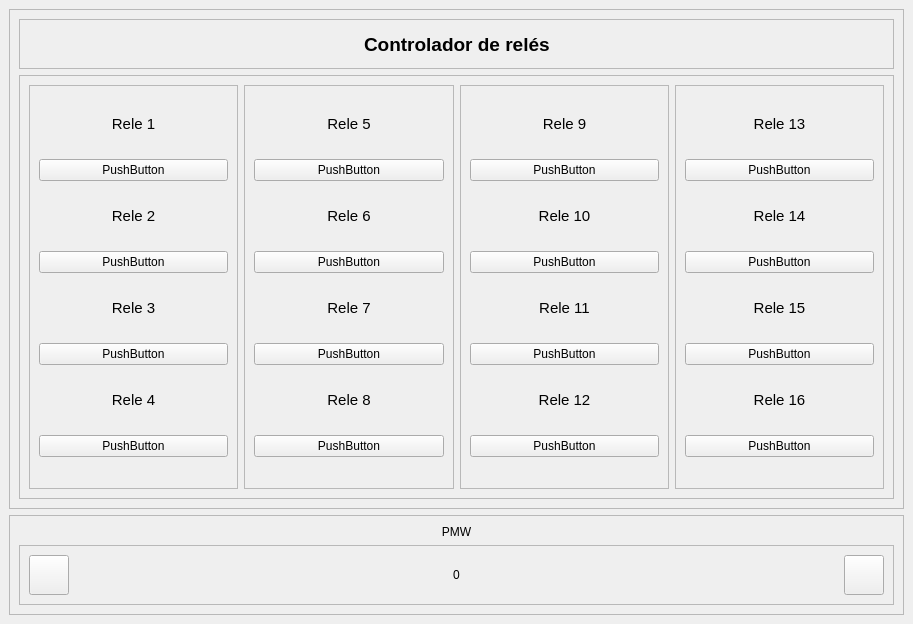
Old version of the form main.ui in the repository KarlaD10/rele_controller.
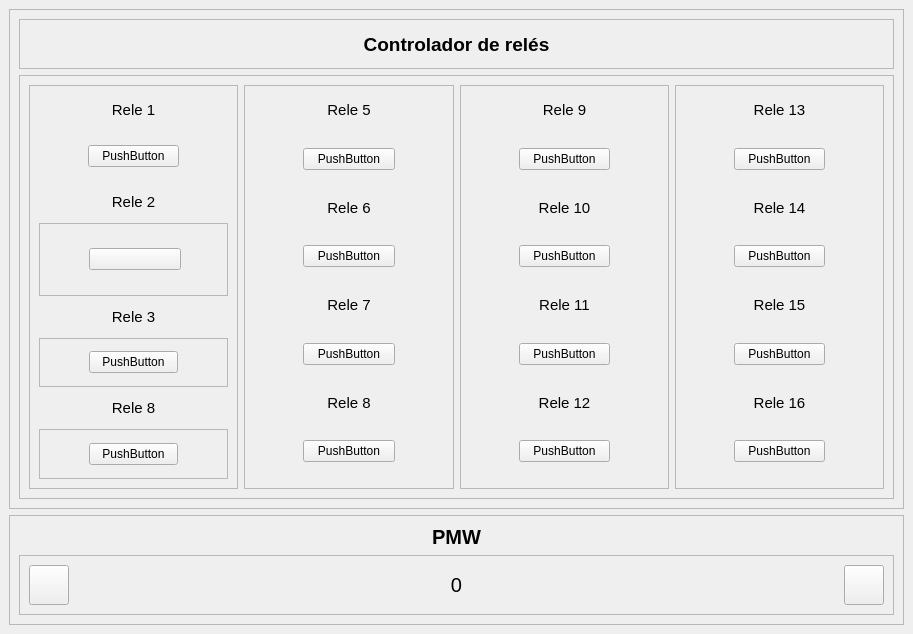
New version of the form. Icons and pictures are not drawn.

Commit message: Py_toggle button

```diff
--- a/main.ui
+++ b/main.ui
@@ -7,7 +7,7 @@
     <x>0</x>
     <y>0</y>
     <width>913</width>
-    <height>609</height>
+    <height>623</height>
    </rect>
   </property>
   <property name="windowTitle">
@@ -48,19 +48,6 @@
           <enum>QFrame::Raised</enum>
          </property>
          <layout class="QHBoxLayout" name="horizontalLayout_2">
-          <item>
-           <spacer name="horizontalSpacer">
-            <property name="orientation">
-             <enum>Qt::Horizontal</enum>
-            </property>
-            <property name="sizeHint" stdset="0">
-             <size>
-              <width>370</width>
-              <height>20</height>
-             </size>
-            </property>
-           </spacer>
-          </item>
           <item>
            <widget class="QLabel" name="label">
             <property name="font">
@@ -74,21 +61,11 @@
             <property name="text">
              <string>Controlador de relés</string>
             </property>
+            <property name="alignment">
+             <set>Qt::AlignCenter</set>
+            </property>
            </widget>
           </item>
-          <item>
-           <spacer name="horizontalSpacer_2">
-            <property name="orientation">
-             <enum>Qt::Horizontal</enum>
-            </property>
-            <property name="sizeHint" stdset="0">
-             <size>
-              <width>369</width>
-              <height>20</height>
-             </size>
-            </property>
-           </spacer>
-          </item>
          </layout>
         </widget>
        </item>
@@ -133,10 +110,48 @@
               </widget>
              </item>
              <item>
-              <widget class="QPushButton" name="pushButton">
-               <property name="text">
-                <string>PushButton</string>
-               </property>
+              <widget class="QFrame" name="frame_10">
+               <layout class="QHBoxLayout" name="horizontalLayout_4">
+                <item>
+                 <spacer name="horizontalSpacer_6">
+                  <property name="orientation">
+                   <enum>Qt::Horizontal</enum>
+                  </property>
+                  <property name="sizeType">
+                   <enum>QSizePolicy::Fixed</enum>
+                  </property>
+                  <property name="sizeHint" stdset="0">
+                   <size>
+                    <width>40</width>
+                    <height>20</height>
+                   </size>
+                  </property>
+                 </spacer>
+                </item>
+                <item>
+                 <widget class="QPushButton" name="btn_rele1">
+                  <property name="text">
+                   <string>PushButton</string>
+                  </property>
+                 </widget>
+                </item>
+                <item>
+                 <spacer name="horizontalSpacer_4">
+                  <property name="orientation">
+                   <enum>Qt::Horizontal</enum>
+                  </property>
+                  <property name="sizeType">
+                   <enum>QSizePolicy::Fixed</enum>
+                  </property>
+                  <property name="sizeHint" stdset="0">
+                   <size>
+                    <width>40</width>
+                    <height>20</height>
+                   </size>
+                  </property>
+                 </spacer>
+                </item>
+               </layout>
               </widget>
              </item>
              <item>
@@ -162,10 +177,54 @@
               </widget>
              </item>
              <item>
-              <widget class="QPushButton" name="pushButton_2">
-               <property name="text">
-                <string>PushButton</string>
+              <widget class="QFrame" name="frame_11">
+               <property name="frameShape">
+                <enum>QFrame::StyledPanel</enum>
                </property>
+               <property name="frameShadow">
+                <enum>QFrame::Raised</enum>
+               </property>
+               <layout class="QHBoxLayout" name="horizontalLayout_5">
+                <item>
+                 <spacer name="horizontalSpacer_3">
+                  <property name="orientation">
+                   <enum>Qt::Horizontal</enum>
+                  </property>
+                  <property name="sizeType">
+                   <enum>QSizePolicy::Fixed</enum>
+                  </property>
+                  <property name="sizeHint" stdset="0">
+                   <size>
+                    <width>40</width>
+                    <height>20</height>
+                   </size>
+                  </property>
+                 </spacer>
+                </item>
+                <item>
+                 <widget class="QPushButton" name="btn_rele2">
+                  <property name="text">
+                   <string/>
+                  </property>
+                 </widget>
+                </item>
+                <item>
+                 <spacer name="horizontalSpacer_5">
+                  <property name="orientation">
+                   <enum>Qt::Horizontal</enum>
+                  </property>
+                  <property name="sizeType">
+                   <enum>QSizePolicy::Fixed</enum>
+                  </property>
+                  <property name="sizeHint" stdset="0">
+                   <size>
+                    <width>37</width>
+                    <height>53</height>
+                   </size>
+                  </property>
+                 </spacer>
+                </item>
+               </layout>
               </widget>
              </item>
              <item>
@@ -178,6 +237,7 @@
                </property>
                <property name="font">
                 <font>
+                 <family>Arial</family>
                  <pointsize>11</pointsize>
                 </font>
                </property>
@@ -190,10 +250,54 @@
               </widget>
              </item>
              <item>
-              <widget class="QPushButton" name="pushButton_3">
-               <property name="text">
-                <string>PushButton</string>
+              <widget class="QFrame" name="frame_12">
+               <property name="frameShape">
+                <enum>QFrame::StyledPanel</enum>
                </property>
+               <property name="frameShadow">
+                <enum>QFrame::Raised</enum>
+               </property>
+               <layout class="QHBoxLayout" name="horizontalLayout_6">
+                <item>
+                 <spacer name="horizontalSpacer_7">
+                  <property name="orientation">
+                   <enum>Qt::Horizontal</enum>
+                  </property>
+                  <property name="sizeType">
+                   <enum>QSizePolicy::Fixed</enum>
+                  </property>
+                  <property name="sizeHint" stdset="0">
+                   <size>
+                    <width>40</width>
+                    <height>20</height>
+                   </size>
+                  </property>
+                 </spacer>
+                </item>
+                <item>
+                 <widget class="QPushButton" name="btn_rele3">
+                  <property name="text">
+                   <string>PushButton</string>
+                  </property>
+                 </widget>
+                </item>
+                <item>
+                 <spacer name="horizontalSpacer_8">
+                  <property name="orientation">
+                   <enum>Qt::Horizontal</enum>
+                  </property>
+                  <property name="sizeType">
+                   <enum>QSizePolicy::Fixed</enum>
+                  </property>
+                  <property name="sizeHint" stdset="0">
+                   <size>
+                    <width>40</width>
+                    <height>20</height>
+                   </size>
+                  </property>
+                 </spacer>
+                </item>
+               </layout>
               </widget>
              </item>
              <item>
@@ -210,7 +314,7 @@
                 </font>
                </property>
                <property name="text">
-                <string>Rele 4</string>
+                <string>Rele 8</string>
                </property>
                <property name="alignment">
                 <set>Qt::AlignCenter</set>
@@ -218,10 +322,54 @@
               </widget>
              </item>
              <item>
-              <widget class="QPushButton" name="pushButton_4">
-               <property name="text">
-                <string>PushButton</string>
+              <widget class="QFrame" name="frame_13">
+               <property name="frameShape">
+                <enum>QFrame::StyledPanel</enum>
                </property>
+               <property name="frameShadow">
+                <enum>QFrame::Raised</enum>
+               </property>
+               <layout class="QHBoxLayout" name="horizontalLayout_7">
+                <item>
+                 <spacer name="horizontalSpacer_9">
+                  <property name="orientation">
+                   <enum>Qt::Horizontal</enum>
+                  </property>
+                  <property name="sizeType">
+                   <enum>QSizePolicy::Fixed</enum>
+                  </property>
+                  <property name="sizeHint" stdset="0">
+                   <size>
+                    <width>40</width>
+                    <height>20</height>
+                   </size>
+                  </property>
+                 </spacer>
+                </item>
+                <item>
+                 <widget class="QPushButton" name="btn_rele4">
+                  <property name="text">
+                   <string>PushButton</string>
+                  </property>
+                 </widget>
+                </item>
+                <item>
+                 <spacer name="horizontalSpacer_10">
+                  <property name="orientation">
+                   <enum>Qt::Horizontal</enum>
+                  </property>
+                  <property name="sizeType">
+                   <enum>QSizePolicy::Fixed</enum>
+                  </property>
+                  <property name="sizeHint" stdset="0">
+                   <size>
+                    <width>40</width>
+                    <height>20</height>
+                   </size>
+                  </property>
+                 </spacer>
+                </item>
+               </layout>
               </widget>
              </item>
             </layout>
@@ -259,10 +407,48 @@
               </widget>
              </item>
              <item>
-              <widget class="QPushButton" name="pushButton_5">
-               <property name="text">
-                <string>PushButton</string>
-               </property>
+              <widget class="QFrame" name="frame_14">
+               <layout class="QHBoxLayout" name="horizontalLayout_8">
+                <item>
+                 <spacer name="horizontalSpacer_11">
+                  <property name="orientation">
+                   <enum>Qt::Horizontal</enum>
+                  </property>
+                  <property name="sizeType">
+                   <enum>QSizePolicy::Fixed</enum>
+                  </property>
+                  <property name="sizeHint" stdset="0">
+                   <size>
+                    <width>40</width>
+                    <height>20</height>
+                   </size>
+                  </property>
+                 </spacer>
+                </item>
+                <item>
+                 <widget class="QPushButton" name="btn_rele5">
+                  <property name="text">
+                   <string>PushButton</string>
+                  </property>
+                 </widget>
+                </item>
+                <item>
+                 <spacer name="horizontalSpacer_12">
+                  <property name="orientation">
+                   <enum>Qt::Horizontal</enum>
+                  </property>
+                  <property name="sizeType">
+                   <enum>QSizePolicy::Fixed</enum>
+                  </property>
+                  <property name="sizeHint" stdset="0">
+                   <size>
+                    <width>40</width>
+                    <height>20</height>
+                   </size>
+                  </property>
+                 </spacer>
+                </item>
+               </layout>
               </widget>
              </item>
              <item>
@@ -288,10 +474,48 @@
               </widget>
              </item>
              <item>
-              <widget class="QPushButton" name="pushButton_6">
-               <property name="text">
-                <string>PushButton</string>
-               </property>
+              <widget class="QFrame" name="frame_15">
+               <layout class="QHBoxLayout" name="horizontalLayout_9">
+                <item>
+                 <spacer name="horizontalSpacer_13">
+                  <property name="orientation">
+                   <enum>Qt::Horizontal</enum>
+                  </property>
+                  <property name="sizeType">
+                   <enum>QSizePolicy::Fixed</enum>
+                  </property>
+                  <property name="sizeHint" stdset="0">
+                   <size>
+                    <width>40</width>
+                    <height>20</height>
+                   </size>
+                  </property>
+                 </spacer>
+                </item>
+                <item>
+                 <widget class="QPushButton" name="btn_rele6">
+                  <property name="text">
+                   <string>PushButton</string>
+                  </property>
+                 </widget>
+                </item>
+                <item>
+                 <spacer name="horizontalSpacer_14">
+                  <property name="orientation">
+                   <enum>Qt::Horizontal</enum>
+                  </property>
+                  <property name="sizeType">
+                   <enum>QSizePolicy::Fixed</enum>
+                  </property>
+                  <property name="sizeHint" stdset="0">
+                   <size>
+                    <width>40</width>
+                    <height>20</height>
+                   </size>
+                  </property>
+                 </spacer>
+                </item>
+               </layout>
               </widget>
              </item>
              <item>
@@ -316,10 +540,48 @@
               </widget>
              </item>
              <item>
-              <widget class="QPushButton" name="pushButton_7">
-               <property name="text">
-                <string>PushButton</string>
-               </property>
+              <widget class="QFrame" name="frame_16">
+               <layout class="QHBoxLayout" name="horizontalLayout_10">
+                <item>
+                 <spacer name="horizontalSpacer_15">
+                  <property name="orientation">
+                   <enum>Qt::Horizontal</enum>
+                  </property>
+                  <property name="sizeType">
+                   <enum>QSizePolicy::Fixed</enum>
+                  </property>
+                  <property name="sizeHint" stdset="0">
+                   <size>
+                    <width>40</width>
+                    <height>20</height>
+                   </size>
+                  </property>
+                 </spacer>
+                </item>
+                <item>
+                 <widget class="QPushButton" name="btn_rele7">
+                  <property name="text">
+                   <string>PushButton</string>
+                  </property>
+                 </widget>
+                </item>
+                <item>
+                 <spacer name="horizontalSpacer_16">
+                  <property name="orientation">
+                   <enum>Qt::Horizontal</enum>
+                  </property>
+                  <property name="sizeType">
+                   <enum>QSizePolicy::Fixed</enum>
+                  </property>
+                  <property name="sizeHint" stdset="0">
+                   <size>
+                    <width>40</width>
+                    <height>20</height>
+                   </size>
+                  </property>
+                 </spacer>
+                </item>
+               </layout>
               </widget>
              </item>
              <item>
@@ -344,10 +606,48 @@
               </widget>
              </item>
              <item>
-              <widget class="QPushButton" name="pushButton_8">
-               <property name="text">
-                <string>PushButton</string>
-               </property>
+              <widget class="QFrame" name="frame_17">
+               <layout class="QHBoxLayout" name="horizontalLayout_11">
+                <item>
+                 <spacer name="horizontalSpacer_17">
+                  <property name="orientation">
+                   <enum>Qt::Horizontal</enum>
+                  </property>
+                  <property name="sizeType">
+                   <enum>QSizePolicy::Fixed</enum>
+                  </property>
+                  <property name="sizeHint" stdset="0">
+                   <size>
+                    <width>40</width>
+                    <height>20</height>
+                   </size>
+                  </property>
+                 </spacer>
+                </item>
+                <item>
+                 <widget class="QPushButton" name="btn_rele8">
+                  <property name="text">
+                   <string>PushButton</string>
+                  </property>
+                 </widget>
+                </item>
+                <item>
+                 <spacer name="horizontalSpacer_18">
+                  <property name="orientation">
+                   <enum>Qt::Horizontal</enum>
+                  </property>
+                  <property name="sizeType">
+                   <enum>QSizePolicy::Fixed</enum>
+                  </property>
+                  <property name="sizeHint" stdset="0">
+                   <size>
+                    <width>40</width>
+                    <height>20</height>
+                   </size>
+                  </property>
+                 </spacer>
+                </item>
+               </layout>
               </widget>
              </item>
             </layout>
@@ -385,10 +685,48 @@
               </widget>
              </item>
              <item>
-              <widget class="QPushButton" name="pushButton_9">
-               <property name="text">
-                <string>PushButton</string>
-               </property>
+              <widget class="QFrame" name="frame_18">
+               <layout class="QHBoxLayout" name="horizontalLayout_12">
+                <item>
+                 <spacer name="horizontalSpacer_19">
+                  <property name="orientation">
+                   <enum>Qt::Horizontal</enum>
+                  </property>
+                  <property name="sizeType">
+                   <enum>QSizePolicy::Fixed</enum>
+                  </property>
+                  <property name="sizeHint" stdset="0">
+                   <size>
+                    <width>40</width>
+                    <height>20</height>
+                   </size>
+                  </property>
+                 </spacer>
+                </item>
+                <item>
+                 <widget class="QPushButton" name="btn_rele9">
+                  <property name="text">
+                   <string>PushButton</string>
+                  </property>
+                 </widget>
+                </item>
+                <item>
+                 <spacer name="horizontalSpacer_20">
+                  <property name="orientation">
+                   <enum>Qt::Horizontal</enum>
+                  </property>
+                  <property name="sizeType">
+                   <enum>QSizePolicy::Fixed</enum>
+                  </property>
+                  <property name="sizeHint" stdset="0">
+                   <size>
+                    <width>40</width>
+                    <height>20</height>
+                   </size>
+                  </property>
+                 </spacer>
+                </item>
+               </layout>
               </widget>
              </item>
              <item>
@@ -414,10 +752,48 @@
               </widget>
              </item>
              <item>
-              <widget class="QPushButton" name="pushButton_10">
-               <property name="text">
-                <string>PushButton</string>
-               </property>
+              <widget class="QFrame" name="frame_19">
+               <layout class="QHBoxLayout" name="horizontalLayout_13">
+                <item>
+                 <spacer name="horizontalSpacer_21">
+                  <property name="orientation">
+                   <enum>Qt::Horizontal</enum>
+                  </property>
+                  <property name="sizeType">
+                   <enum>QSizePolicy::Fixed</enum>
+                  </property>
+                  <property name="sizeHint" stdset="0">
+                   <size>
+                    <width>40</width>
+                    <height>20</height>
+                   </size>
+                  </property>
+                 </spacer>
+                </item>
+                <item>
+                 <widget class="QPushButton" name="btn_rele10">
+                  <property name="text">
+                   <string>PushButton</string>
+                  </property>
+                 </widget>
+                </item>
+                <item>
+                 <spacer name="horizontalSpacer_22">
+                  <property name="orientation">
+                   <enum>Qt::Horizontal</enum>
+                  </property>
+                  <property name="sizeType">
+                   <enum>QSizePolicy::Fixed</enum>
+                  </property>
+                  <property name="sizeHint" stdset="0">
+                   <size>
+                    <width>40</width>
+                    <height>20</height>
+                   </size>
+                  </property>
+                 </spacer>
+                </item>
+               </layout>
               </widget>
              </item>
              <item>
@@ -442,10 +818,48 @@
               </widget>
              </item>
              <item>
-              <widget class="QPushButton" name="pushButton_11">
-               <property name="text">
-                <string>PushButton</string>
-               </property>
+              <widget class="QFrame" name="frame_20">
+               <layout class="QHBoxLayout" name="horizontalLayout_14">
+                <item>
+                 <spacer name="horizontalSpacer_23">
+                  <property name="orientation">
+                   <enum>Qt::Horizontal</enum>
+                  </property>
+                  <property name="sizeType">
+                   <enum>QSizePolicy::Fixed</enum>
+                  </property>
+                  <property name="sizeHint" stdset="0">
+                   <size>
+                    <width>40</width>
+                    <height>20</height>
+                   </size>
+                  </property>
+                 </spacer>
+                </item>
+                <item>
+                 <widget class="QPushButton" name="btn_rele11">
+                  <property name="text">
+                   <string>PushButton</string>
+                  </property>
+                 </widget>
+                </item>
+                <item>
+                 <spacer name="horizontalSpacer_24">
+                  <property name="orientation">
+                   <enum>Qt::Horizontal</enum>
+                  </property>
+                  <property name="sizeType">
+                   <enum>QSizePolicy::Fixed</enum>
+                  </property>
+                  <property name="sizeHint" stdset="0">
+                   <size>
+                    <width>40</width>
+                    <height>20</height>
+                   </size>
+                  </property>
+                 </spacer>
+                </item>
+               </layout>
               </widget>
              </item>
              <item>
@@ -470,10 +884,48 @@
               </widget>
              </item>
              <item>
-              <widget class="QPushButton" name="pushButton_12">
-               <property name="text">
-                <string>PushButton</string>
-               </property>
+              <widget class="QFrame" name="frame_21">
+               <layout class="QHBoxLayout" name="horizontalLayout_15">
+                <item>
+                 <spacer name="horizontalSpacer_25">
+                  <property name="orientation">
+                   <enum>Qt::Horizontal</enum>
+                  </property>
+                  <property name="sizeType">
+                   <enum>QSizePolicy::Fixed</enum>
+                  </property>
+                  <property name="sizeHint" stdset="0">
+                   <size>
+                    <width>40</width>
+                    <height>20</height>
+                   </size>
+                  </property>
+                 </spacer>
+                </item>
+                <item>
+                 <widget class="QPushButton" name="btn_rele12">
+                  <property name="text">
+                   <string>PushButton</string>
+                  </property>
+                 </widget>
+                </item>
+                <item>
+                 <spacer name="horizontalSpacer_26">
+                  <property name="orientation">
+                   <enum>Qt::Horizontal</enum>
+                  </property>
+                  <property name="sizeType">
+                   <enum>QSizePolicy::Fixed</enum>
+                  </property>
+                  <property name="sizeHint" stdset="0">
+                   <size>
+                    <width>40</width>
+                    <height>20</height>
+                   </size>
+                  </property>
+                 </spacer>
+                </item>
+               </layout>
               </widget>
              </item>
             </layout>
@@ -511,10 +963,48 @@
               </widget>
              </item>
              <item>
-              <widget class="QPushButton" name="pushButton_13">
-               <property name="text">
-                <string>PushButton</string>
-               </property>
+              <widget class="QFrame" name="frame_22">
+               <layout class="QHBoxLayout" name="horizontalLayout_16">
+                <item>
+                 <spacer name="horizontalSpacer_27">
+                  <property name="orientation">
+                   <enum>Qt::Horizontal</enum>
+                  </property>
+                  <property name="sizeType">
+                   <enum>QSizePolicy::Fixed</enum>
+                  </property>
+                  <property name="sizeHint" stdset="0">
+                   <size>
+                    <width>40</width>
+                    <height>20</height>
+                   </size>
+                  </property>
+                 </spacer>
+                </item>
+                <item>
+                 <widget class="QPushButton" name="btn_rele13">
+                  <property name="text">
+                   <string>PushButton</string>
+                  </property>
+                 </widget>
+                </item>
+                <item>
+                 <spacer name="horizontalSpacer_28">
+                  <property name="orientation">
+                   <enum>Qt::Horizontal</enum>
+                  </property>
+                  <property name="sizeType">
+                   <enum>QSizePolicy::Fixed</enum>
+                  </property>
+                  <property name="sizeHint" stdset="0">
+                   <size>
+                    <width>40</width>
+                    <height>20</height>
+                   </size>
+                  </property>
+                 </spacer>
+                </item>
+               </layout>
               </widget>
              </item>
              <item>
@@ -539,10 +1029,48 @@
               </widget>
              </item>
              <item>
-              <widget class="QPushButton" name="pushButton_14">
-               <property name="text">
-                <string>PushButton</string>
-               </property>
+              <widget class="QFrame" name="frame_23">
+               <layout class="QHBoxLayout" name="horizontalLayout_17">
+                <item>
+                 <spacer name="horizontalSpacer_29">
+                  <property name="orientation">
+                   <enum>Qt::Horizontal</enum>
+                  </property>
+                  <property name="sizeType">
+                   <enum>QSizePolicy::Fixed</enum>
+                  </property>
+                  <property name="sizeHint" stdset="0">
+                   <size>
+                    <width>40</width>
+                    <height>20</height>
+                   </size>
+                  </property>
+                 </spacer>
+                </item>
+                <item>
+                 <widget class="QPushButton" name="btn_rele14">
+                  <property name="text">
+                   <string>PushButton</string>
+                  </property>
+                 </widget>
+                </item>
+                <item>
+                 <spacer name="horizontalSpacer_30">
+                  <property name="orientation">
+                   <enum>Qt::Horizontal</enum>
+                  </property>
+                  <property name="sizeType">
+                   <enum>QSizePolicy::Fixed</enum>
+                  </property>
+                  <property name="sizeHint" stdset="0">
+                   <size>
+                    <width>40</width>
+                    <height>20</height>
+                   </size>
+                  </property>
+                 </spacer>
+                </item>
+               </layout>
               </widget>
              </item>
              <item>
@@ -567,10 +1095,48 @@
               </widget>
              </item>
              <item>
-              <widget class="QPushButton" name="pushButton_16">
-               <property name="text">
-                <string>PushButton</string>
-               </property>
+              <widget class="QFrame" name="frame_24">
+               <layout class="QHBoxLayout" name="horizontalLayout_18">
+                <item>
+                 <spacer name="horizontalSpacer_31">
+                  <property name="orientation">
+                   <enum>Qt::Horizontal</enum>
+                  </property>
+                  <property name="sizeType">
+                   <enum>QSizePolicy::Fixed</enum>
+                  </property>
+                  <property name="sizeHint" stdset="0">
+                   <size>
+                    <width>40</width>
+                    <height>20</height>
+                   </size>
+                  </property>
+                 </spacer>
+                </item>
+                <item>
+                 <widget class="QPushButton" name="btn_rele15">
+                  <property name="text">
+                   <string>PushButton</string>
+                  </property>
+                 </widget>
+                </item>
+                <item>
+                 <spacer name="horizontalSpacer_32">
+                  <property name="orientation">
+                   <enum>Qt::Horizontal</enum>
+                  </property>
+                  <property name="sizeType">
+                   <enum>QSizePolicy::Fixed</enum>
+                  </property>
+                  <property name="sizeHint" stdset="0">
+                   <size>
+                    <width>40</width>
+                    <height>20</height>
+                   </size>
+                  </property>
+                 </spacer>
+                </item>
+               </layout>
               </widget>
              </item>
              <item>
@@ -595,10 +1161,48 @@
               </widget>
              </item>
              <item>
-              <widget class="QPushButton" name="pushButton_15">
-               <property name="text">
-                <string>PushButton</string>
-               </property>
+              <widget class="QFrame" name="frame_25">
+               <layout class="QHBoxLayout" name="horizontalLayout_22">
+                <item>
+                 <spacer name="horizontalSpacer_39">
+                  <property name="orientation">
+                   <enum>Qt::Horizontal</enum>
+                  </property>
+                  <property name="sizeType">
+                   <enum>QSizePolicy::Fixed</enum>
+                  </property>
+                  <property name="sizeHint" stdset="0">
+                   <size>
+                    <width>40</width>
+                    <height>20</height>
+                   </size>
+                  </property>
+                 </spacer>
+                </item>
+                <item>
+                 <widget class="QPushButton" name="btn_rele17">
+                  <property name="text">
+                   <string>PushButton</string>
+                  </property>
+                 </widget>
+                </item>
+                <item>
+                 <spacer name="horizontalSpacer_40">
+                  <property name="orientation">
+                   <enum>Qt::Horizontal</enum>
+                  </property>
+                  <property name="sizeType">
+                   <enum>QSizePolicy::Fixed</enum>
+                  </property>
+                  <property name="sizeHint" stdset="0">
+                   <size>
+                    <width>40</width>
+                    <height>20</height>
+                   </size>
+                  </property>
+                 </spacer>
+                </item>
+               </layout>
               </widget>
              </item>
             </layout>
@@ -621,6 +1225,14 @@
       <layout class="QVBoxLayout" name="verticalLayout_5">
        <item>
         <widget class="QLabel" name="label_2">
+         <property name="font">
+          <font>
+           <family>Arial</family>
+           <pointsize>15</pointsize>
+           <weight>75</weight>
+           <bold>true</bold>
+          </font>
+         </property>
          <property name="text">
           <string>PMW</string>
          </property>
@@ -671,6 +1283,12 @@
           </item>
           <item>
            <widget class="QLabel" name="label_19">
+            <property name="font">
+             <font>
+              <family>Arial</family>
+              <pointsize>15</pointsize>
+             </font>
+            </property>
             <property name="text">
              <string>0</string>
             </property>
```
Left out of the diff: 8 changed lines with no effect on the pictures. The commit also changes 1 other file.
